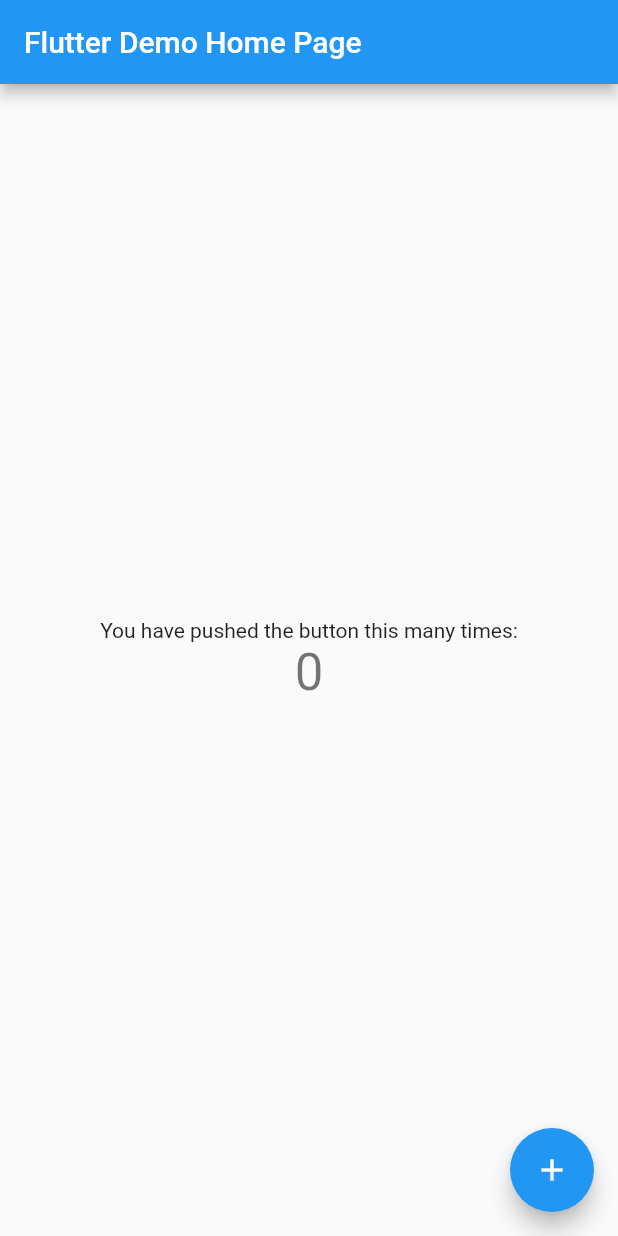
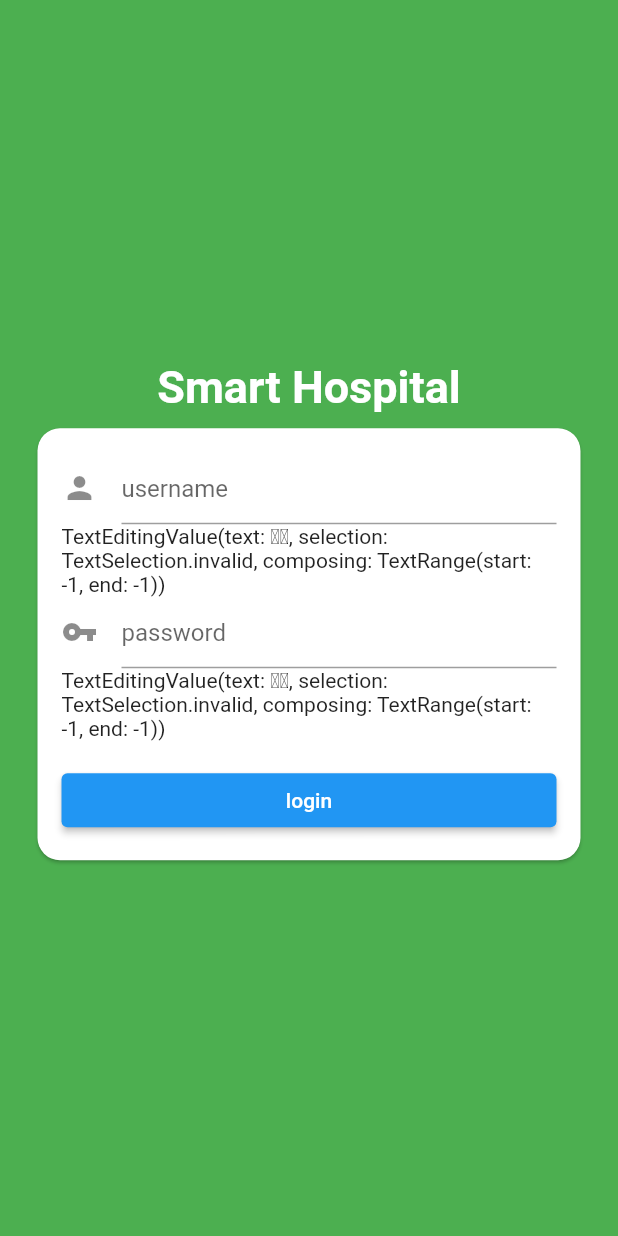
Before and after one commit to GerardusKristha/UI_SmartHospital, a Flutter app: the screen it shows after launch, on a phone screen of 412 x 824 dp. Run offline on Flutter 3.47's test engine with Material 2 defaults, Android fonts, the phone set to English and light mode, and no system bars.

Commit message:
update3/02

```diff
--- a/lib/main.dart
+++ b/lib/main.dart
@@ -1,4 +1,6 @@
 import 'package:flutter/material.dart';
+import 'package:flutter_application_1/pages/home.dart';
+import 'package:flutter_application_1/pages/login.dart';
 
 void main() {
   runApp(const MyApp());
@@ -24,8 +26,7 @@ class MyApp extends StatelessWidget {
           // is not restarted.
           primarySwatch: Colors.blue,
         ),
-      home: const MyHomePage(title: 'Flutter Demo Home Page'),
-    );
+        home: Login_page());
   }
 }
 
--- /dev/null
+++ b/lib/pages/home.dart
@@ -0,0 +1,17 @@
+import 'package:flutter/material.dart';
+
+class home extends StatefulWidget {
+  home({Key? key}) : super(key: key);
+
+  @override
+  _homeState createState() => _homeState();
+}
+
+class _homeState extends State<home> {
+  @override
+  Widget build(BuildContext context) {
+    return Scaffold(
+      body: Center(child: Text("ini halaman home")),
+    );
+  }
+}
--- /dev/null
+++ b/lib/pages/login.dart
@@ -0,0 +1,129 @@
+// ignore_for_file: unused_field, prefer_final_fields
+
+import 'package:flutter/material.dart';
+import 'package:flutter_application_1/pages/home.dart';
+
+class Login_page extends StatefulWidget {
+  Login_page({Key? key}) : super(key: key);
+
+  @override
+  _Login_pageState createState() => _Login_pageState();
+}
+
+class _Login_pageState extends State<Login_page> {
+  TextEditingController user_name = new TextEditingController();
+  TextEditingController password = new TextEditingController();
+  var _nama, _password, kunci;
+  String errorText = "isikan data";
+  void error() {
+    _nama = user_name.value;
+    _password = password.value;
+    if (_nama.toString().isEmpty || _password.toString().isEmpty) {
+      Text("fill the form");
+    }
+  }
+
+  @override
+  Widget build(BuildContext context) {
+    return SafeArea(
+        child: Scaffold(
+      backgroundColor: Colors.green,
+      body: Center(
+        child: SingleChildScrollView(
+          child: ConstrainedBox(
+            constraints: BoxConstraints(),
+            child: Column(
+              mainAxisAlignment: MainAxisAlignment.center,
+              children: <Widget>[
+                Text(
+                  "Smart Hospital",
+                  style: TextStyle(
+                      fontSize: 30,
+                      fontWeight: FontWeight.bold,
+                      color: Colors.white),
+                ),
+                Card(
+                    shape: RoundedRectangleBorder(
+                        borderRadius: BorderRadius.circular(15)),
+                    color: Colors.white,
+                    margin: EdgeInsets.symmetric(vertical: 10, horizontal: 25),
+                    child: Padding(
+                      padding: EdgeInsets.all(16),
+                      child: Column(children: <Widget>[
+                        TextFormField(
+                          controller: user_name,
+                          decoration: InputDecoration(
+                              icon: Icon(Icons.person), hintText: "username"),
+                        ),
+                        Text(user_name.value.toString()),
+                        TextFormField(
+                          controller: password,
+                          decoration: InputDecoration(
+                              icon: Icon(Icons.vpn_key), hintText: "password"),
+                        ),
+                        Text(user_name.value.toString()),
+                        SizedBox(height: 16),
+                        SizedBox(
+                          width: double.infinity,
+                          child: ElevatedButton(
+                            child: Text("login"),
+                            onPressed: () {
+                              Navigator.push(
+                                  context,
+                                  MaterialPageRoute(
+                                      builder: (context) => home()));
+                            },
+                          ),
+                        ),
+                      ]),
+                    ))
+              ],
+            ),
+          ),
+        ),
+      ),
+    ));
+  }
+}
+
+// class Form_widget extends StatelessWidget {
+//   const Form_widget({
+//     Key? key,
+//     required this.user_name,
+//     required this.password,
+//   }) : super(key: key);
+
+  // final TextEditingController user_name;
+  // final TextEditingController password;
+
+  // @override
+  // Widget build(BuildContext context) {
+  //   return Column(
+  //     children: <Widget>[
+  //       TextFormField(
+  //         controller: user_name,
+  //         decoration: const InputDecoration(
+  //             icon: Icon(Icons.person), hintText: "user name"),
+  //       ),
+  //       Text(user_name.text + password.text),
+  //       TextFormField(
+  //         controller: password,
+  //         decoration: const InputDecoration(
+  //             icon: Icon(Icons.vpn_key), hintText: "password"),
+  //       ),
+  //       Text(user_name.text),
+  //       SizedBox(height: 16),
+  //       SizedBox(
+  //         width: double.infinity,
+  //         child: ElevatedButton(
+  //             child: Text("login"),
+  //             onPressed: () {
+  //               if (user_name == null || password == null) {
+
+  //               } else {
+  //                 Navigator.push(
+  //                     context, MaterialPageRoute(builder: (context) => home()));
+  //               }
+  //             }),
+  //       )
+  //     ],
```
Lines whose indentation alone changed are shown as unchanged.
